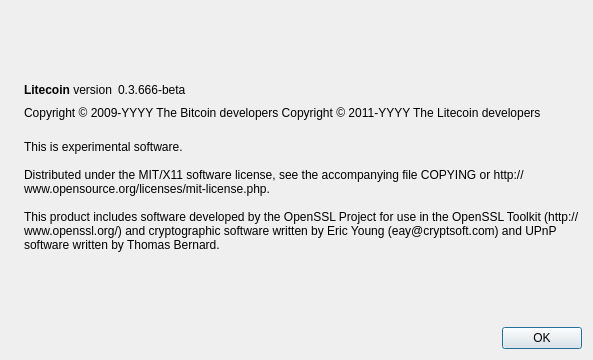
hscoin/hashcoin, file src/qt/forms/aboutdialog.ui: the form before one commit.
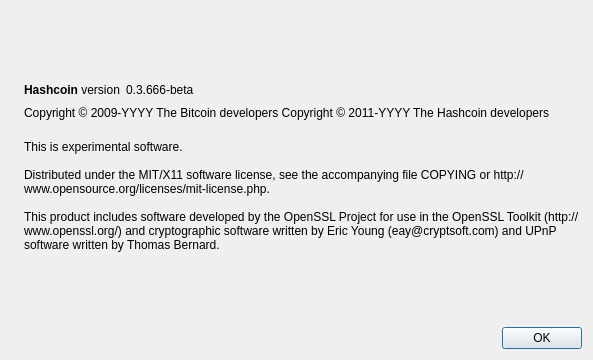
The form after the commit. Icons and pictures are not drawn.

What changed in the file:
```diff
--- a/src/qt/forms/aboutdialog.ui
+++ b/src/qt/forms/aboutdialog.ui
@@ -50,7 +50,7 @@
           <cursorShape>IBeamCursor</cursorShape>
          </property>
          <property name="text">
-          <string>&lt;b&gt;Litecoin&lt;/b&gt; version</string>
+          <string>&lt;b&gt;Hashcoin&lt;/b&gt; version</string>
          </property>
          <property name="textInteractionFlags">
           <set>Qt::LinksAccessibleByMouse|Qt::TextSelectableByKeyboard|Qt::TextSelectableByMouse</set>
@@ -92,7 +92,7 @@
        </property>
        <property name="text">
         <string notr="true">Copyright &amp;copy; 2009-YYYY The Bitcoin developers
-Copyright &amp;copy; 2011-YYYY The Litecoin developers</string>
+Copyright &amp;copy; 2011-YYYY The Hashcoin developers</string>
        </property>
        <property name="textFormat">
         <enum>Qt::RichText</enum>
```
Left out of the diff: 2 changed lines with no effect on the pictures.
